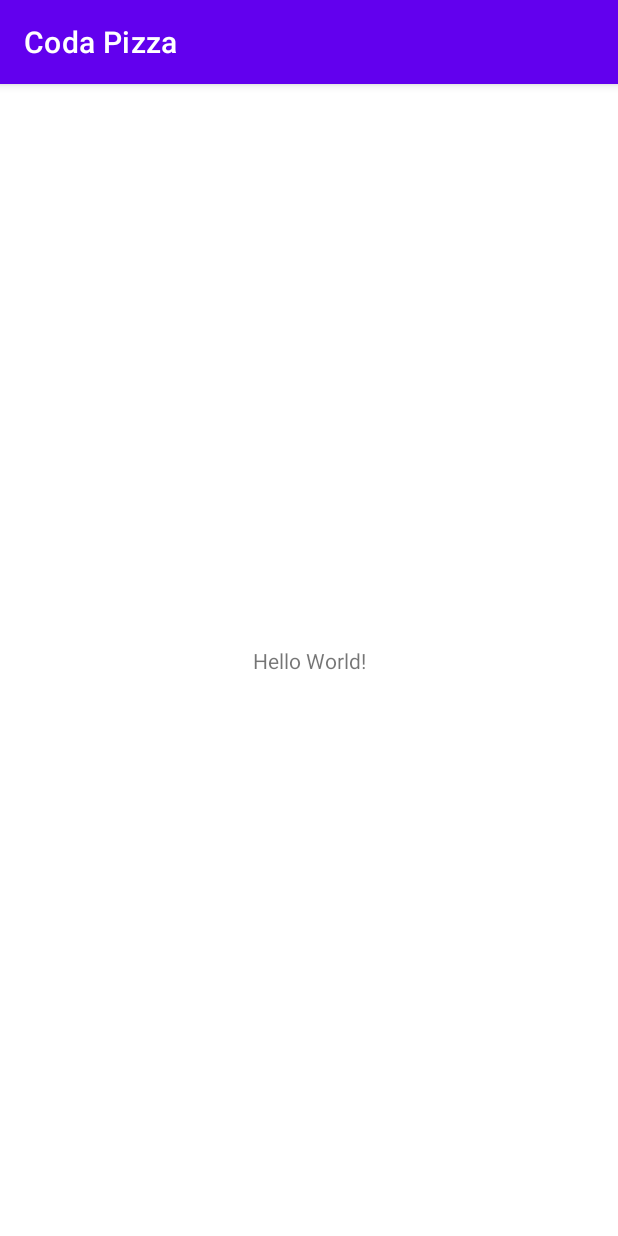
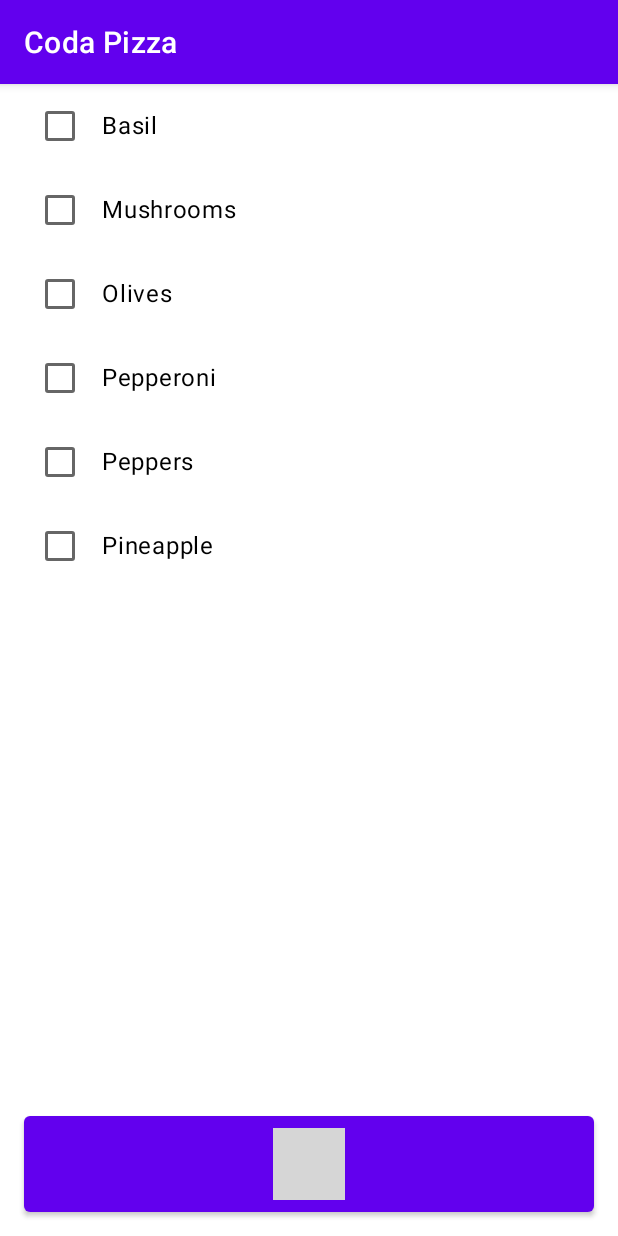
Before and after one commit to tjcatibog/CodaPizza, an Android app built with Jetpack Compose: the screen it shows after launch (MainActivity), on a phone screen of 412 x 824 dp. Run offline under Robolectric (Android 15) with nearby library versions, the phone set to English and light mode, and no system bars; 1 statement that could not run was skipped; grey boxes are pictures that could not be loaded.

```diff
--- a/app/src/main/java/net/catibog/android/codapizza/MainActivity.kt
+++ b/app/src/main/java/net/catibog/android/codapizza/MainActivity.kt
@@ -1,11 +1,15 @@
 package net.catibog.android.codapizza
 
+import android.os.Bundle
+import androidx.activity.compose.setContent
 import androidx.appcompat.app.AppCompatActivity
-import android.os.Bundle
+import net.catibog.android.codapizza.ui.PizzaBuilderScreen
 
 class MainActivity : AppCompatActivity() {
     override fun onCreate(savedInstanceState: Bundle?) {
         super.onCreate(savedInstanceState)
-        setContentView(R.layout.activity_main)
+        setContent {
+            PizzaBuilderScreen()
+        }
     }
 }
--- /dev/null
+++ b/app/src/main/java/net/catibog/android/codapizza/model/Pizza.kt
@@ -0,0 +1,27 @@
+package net.catibog.android.codapizza.model
+
+import android.os.Parcelable
+import kotlinx.parcelize.Parcelize
+
+@Parcelize
+data class Pizza(
+    val toppings: Map<Topping, ToppingPlacement> = emptyMap()
+): Parcelable {
+    val price: Double
+        get() = 9.99 + toppings.asSequence().sumOf { (_, toppingPlacement) ->
+            when (toppingPlacement) {
+                ToppingPlacement.Left, ToppingPlacement.Right -> 0.5
+                ToppingPlacement.All -> 1.0
+            }
+        }
+
+    fun withTopping(topping: Topping, placement: ToppingPlacement?): Pizza {
+        return copy(
+            toppings = if (placement == null) {
+                toppings - topping
+            } else {
+                toppings + (topping to placement)
+            }
+        )
+    }
+}
--- /dev/null
+++ b/app/src/main/java/net/catibog/android/codapizza/model/Topping.kt
@@ -0,0 +1,15 @@
+package net.catibog.android.codapizza.model
+
+import androidx.annotation.StringRes
+import net.catibog.android.codapizza.R
+
+enum class Topping(
+    @StringRes val toppingName: Int
+) {
+    Basil(toppingName = R.string.topping_basil),
+    Mushroom(toppingName = R.string.topping_mushroom),
+    Olive(toppingName = R.string.topping_olive),
+    Pepperoni(toppingName = R.string.topping_pepperoni),
+    Peppers(toppingName = R.string.topping_peppers),
+    Pineapple(toppingName = R.string.topping_pineapple)
+}
--- /dev/null
+++ b/app/src/main/java/net/catibog/android/codapizza/ui/OrderButton.kt
@@ -0,0 +1,28 @@
+package net.catibog.android.codapizza.ui
+
+import android.icu.text.NumberFormat
+import androidx.compose.material.Button
+import androidx.compose.material.Text
+import androidx.compose.runtime.Composable
+import androidx.compose.runtime.remember
+import androidx.compose.ui.Modifier
+import androidx.compose.ui.res.stringResource
+import androidx.compose.ui.text.intl.Locale
+import androidx.compose.ui.text.toUpperCase
+import net.catibog.android.codapizza.R
+import net.catibog.android.codapizza.model.Pizza
+
+@Composable
+fun OrderButton(
+    pizza: Pizza,
+    modifier: Modifier = Modifier
+) {
+    Button(
+        modifier = modifier,
+        onClick = { /*TODO*/ }
+    ) {
+        val currencyFormatter = remember { NumberFormat.getCurrencyInstance() }
+        val price = currencyFormatter.format(pizza.price)
+        Text(text = stringResource(R.string.place_order_button, price).toUpperCase(Locale.current))
+    }
+}
--- /dev/null
+++ b/app/src/main/java/net/catibog/android/codapizza/ui/PizzaBuilderScreen.kt
@@ -0,0 +1,38 @@
+package net.catibog.android.codapizza.ui
+
+import androidx.compose.foundation.layout.Column
+import androidx.compose.foundation.layout.fillMaxWidth
+import androidx.compose.foundation.layout.padding
+import androidx.compose.runtime.Composable
+import androidx.compose.runtime.getValue
+import androidx.compose.runtime.mutableStateOf
+import androidx.compose.runtime.saveable.rememberSaveable
+import androidx.compose.runtime.setValue
+import androidx.compose.ui.Modifier
+import androidx.compose.ui.tooling.preview.Preview
+import androidx.compose.ui.unit.dp
+import net.catibog.android.codapizza.model.Pizza
+
+@Preview
+@Composable
+fun PizzaBuilderScreen(
+    modifier: Modifier = Modifier
+) {
+    var pizza by rememberSaveable { mutableStateOf(Pizza()) }
+
+    Column(modifier = modifier) {
+        ToppingsList(
+            pizza = pizza,
+            onEditPizza = { pizza = it },
+            modifier = Modifier
+                .fillMaxWidth()
+                .weight(1f, fill = true)
+        )
+        OrderButton(
+            pizza = pizza,
+            modifier = Modifier
+                .fillMaxWidth()
+                .padding(16.dp)
+        )
+    }
+}
--- /dev/null
+++ b/app/src/main/java/net/catibog/android/codapizza/ui/ToppingCell.kt
@@ -0,0 +1,74 @@
+package net.catibog.android.codapizza.ui
+
+import androidx.compose.foundation.background
+import androidx.compose.foundation.clickable
+import androidx.compose.foundation.layout.Column
+import androidx.compose.foundation.layout.Row
+import androidx.compose.foundation.layout.padding
+import androidx.compose.material.Checkbox
+import androidx.compose.material.MaterialTheme
+import androidx.compose.material.Text
+import androidx.compose.runtime.Composable
+import androidx.compose.ui.Alignment
+import androidx.compose.ui.Modifier
+import androidx.compose.ui.graphics.Color
+import androidx.compose.ui.res.stringResource
+import androidx.compose.ui.tooling.preview.Preview
+import androidx.compose.ui.unit.dp
+import net.catibog.android.codapizza.model.Topping
+import net.catibog.android.codapizza.model.ToppingPlacement
+
+@Preview
+@Composable
+private fun ToppingCellPreviewOnLeftHalf() {
+    ToppingCell(
+        topping = Topping.Pepperoni,
+        placement = ToppingPlacement.Left,
+        onClickTopping = {}
+    )
+}
+
+@Preview
+@Composable
+private fun ToppingCellPreviewNotOnPizza() {
+    ToppingCell(
+        topping = Topping.Pepperoni,
+        placement = null,
+        onClickTopping = {}
+    )
+}
+
+@Composable
+fun ToppingCell(
+    topping: Topping,
+    placement: ToppingPlacement?,
+    modifier: Modifier = Modifier,
+    onClickTopping: () -> Unit
+) {
+    Row(
+        verticalAlignment = Alignment.CenterVertically,
+        modifier = modifier
+            .clickable { onClickTopping() }
+            .padding(vertical = 4.dp, horizontal = 16.dp)
+    ) {
+        Checkbox(
+            checked = (placement != null),
+            onCheckedChange = { onClickTopping() }
+        )
+        Column(
+            modifier = modifier.weight(1f, fill = true)
+                .padding(start = 4.dp)
+        ) {
+            Text(
+                text = stringResource(topping.toppingName),
+                style = MaterialTheme.typography.body1
+            )
+            if (placement != null) {
+                Text(
+                    text = stringResource(placement.label),
+                    style = MaterialTheme.typography.body2
+                )
+            }
+        }
+    }
+}
--- /dev/null
+++ b/app/src/main/java/net/catibog/android/codapizza/ui/ToppingsList.kt
@@ -0,0 +1,42 @@
+package net.catibog.android.codapizza.ui
+
+import androidx.compose.foundation.lazy.LazyColumn
+import androidx.compose.foundation.lazy.items
+import androidx.compose.runtime.Composable
+import androidx.compose.runtime.getValue
+import androidx.compose.runtime.mutableStateOf
+import androidx.compose.runtime.saveable.rememberSaveable
+import androidx.compose.runtime.setValue
+import androidx.compose.ui.Modifier
+import net.catibog.android.codapizza.model.Pizza
+import net.catibog.android.codapizza.model.Topping
+
+@Composable
+fun ToppingsList(
+    pizza: Pizza,
+    onEditPizza: (Pizza) -> Unit,
+    modifier: Modifier = Modifier
+) {
+    var toppingBeingAdded by rememberSaveable { mutableStateOf<Topping?>(null) }
+    toppingBeingAdded?.let { topping ->
+        ToppingPlacementDialog(
+            topping = topping,
+            onSetToppingPlacement = { placement ->
+                onEditPizza(pizza.withTopping(topping, placement))
+            },
+            onDismissRequest = {
+                toppingBeingAdded = null
+            }
+        )
+    }
+
+    LazyColumn(modifier = modifier) {
+        items(Topping.values()) { topping ->
+            ToppingCell(
+                topping = topping,
+                placement = pizza.toppings[topping],
+                onClickTopping = { toppingBeingAdded = topping }
+            )
+        }
+    }
+}
--- a/app/src/main/res/layout/activity_main.xml
+++ /dev/null
@@ -1,18 +0,0 @@
-<?xml version="1.0" encoding="utf-8"?>
-<androidx.constraintlayout.widget.ConstraintLayout xmlns:android="http://schemas.android.com/apk/res/android"
-    xmlns:app="http://schemas.android.com/apk/res-auto"
-    xmlns:tools="http://schemas.android.com/tools"
-    android:layout_width="match_parent"
-    android:layout_height="match_parent"
-    tools:context=".MainActivity">
-
-    <TextView
-        android:layout_width="wrap_content"
-        android:layout_height="wrap_content"
-        android:text="Hello World!"
-        app:layout_constraintBottom_toBottomOf="parent"
-        app:layout_constraintEnd_toEndOf="parent"
-        app:layout_constraintStart_toStartOf="parent"
-        app:layout_constraintTop_toTopOf="parent" />
-
-</androidx.constraintlayout.widget.ConstraintLayout>
--- a/app/src/main/res/values/strings.xml
+++ b/app/src/main/res/values/strings.xml
@@ -1,3 +1,18 @@
 <resources>
     <string name="app_name">Coda Pizza</string>
+
+    <string name="place_order_button">Place Order (%1$s)</string>
+
+    <string name="placement_prompt">Where do you want %1$s on your pizza?</string>
+    <string name="placement_none">None</string>
+    <string name="placement_left">Left half</string>
+    <string name="placement_right">Right half</string>
+    <string name="placement_all">Whole pizza</string>
+
+    <string name="topping_basil">Basil</string>
+    <string name="topping_mushroom">Mushrooms</string>
+    <string name="topping_olive">Olives</string>
+    <string name="topping_peppers">Peppers</string>
+    <string name="topping_pepperoni">Pepperoni</string>
+    <string name="topping_pineapple">Pineapple</string>
 </resources>
--- a/build.gradle
+++ b/build.gradle
@@ -2,5 +2,6 @@
 plugins {
     id 'com.android.application' version '7.4.0' apply false
     id 'com.android.library' version '7.4.0' apply false
-    id 'org.jetbrains.kotlin.android' version '1.7.21' apply false
+    id 'org.jetbrains.kotlin.android' version '1.7.20' apply false
+    id 'org.jetbrains.kotlin.plugin.parcelize' version '1.7.20' apply false
 }
```
Also changed, not shown: app/build.gradle (+15 -1 lines), app/src/main/java/net/catibog/android/codapizza/model/ToppingPlacement.kt (added, +12 -0 lines), app/src/main/java/net/catibog/android/codapizza/ui/ToppingPlacementDialog.kt (added, +54 -0 lines), app/src/main/java/net/catibog/android/codapizza/ui/ToppingPlacementOption.kt (added, +28 -0 lines), 1 other file.
